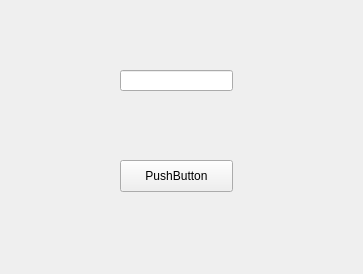
The window that 6_my_lecture/widget.ui (mcleolee/QT_REPOSITORY) describes before a commit, drawn with Qt 5.
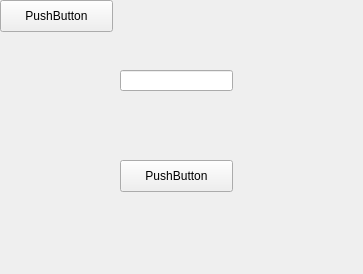
The same window after the commit.

The edit to the form file:
```diff
--- a/6_my_lecture/widget.ui
+++ b/6_my_lecture/widget.ui
@@ -36,6 +36,19 @@
     <string>PushButton</string>
    </property>
   </widget>
+  <widget class="QPushButton" name="pushButton_2">
+   <property name="geometry">
+    <rect>
+     <x>0</x>
+     <y>0</y>
+     <width>113</width>
+     <height>32</height>
+    </rect>
+   </property>
+   <property name="text">
+    <string>PushButton</string>
+   </property>
+  </widget>
  </widget>
  <resources/>
  <connections>
```
Left out of the diff: 6 changed lines with no effect on the pictures.
